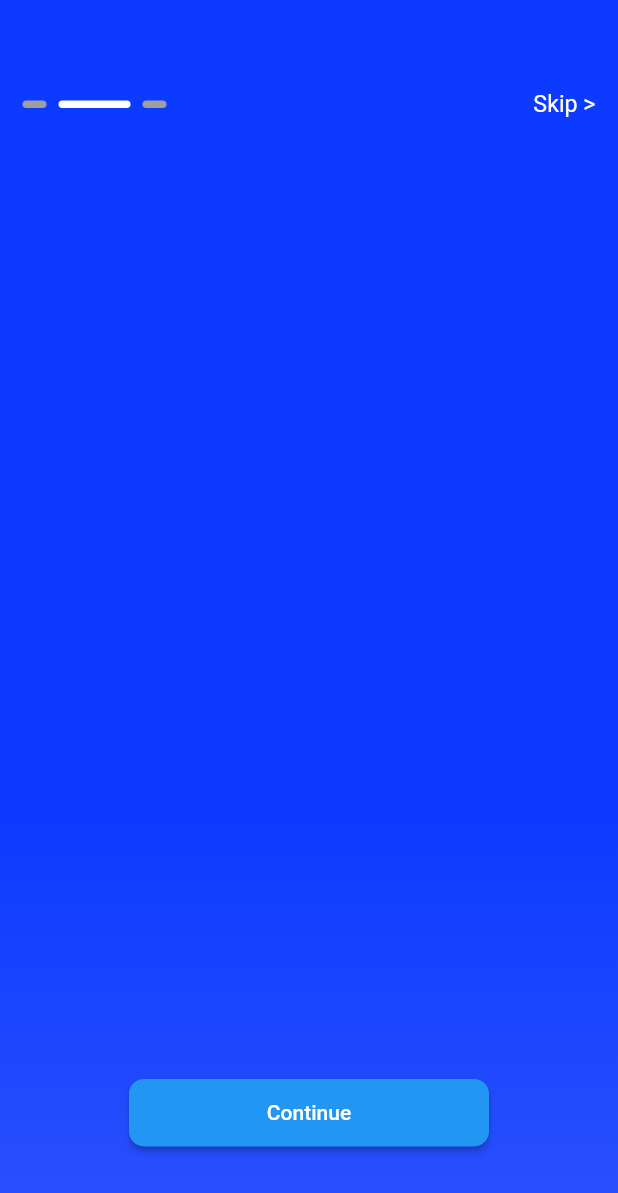
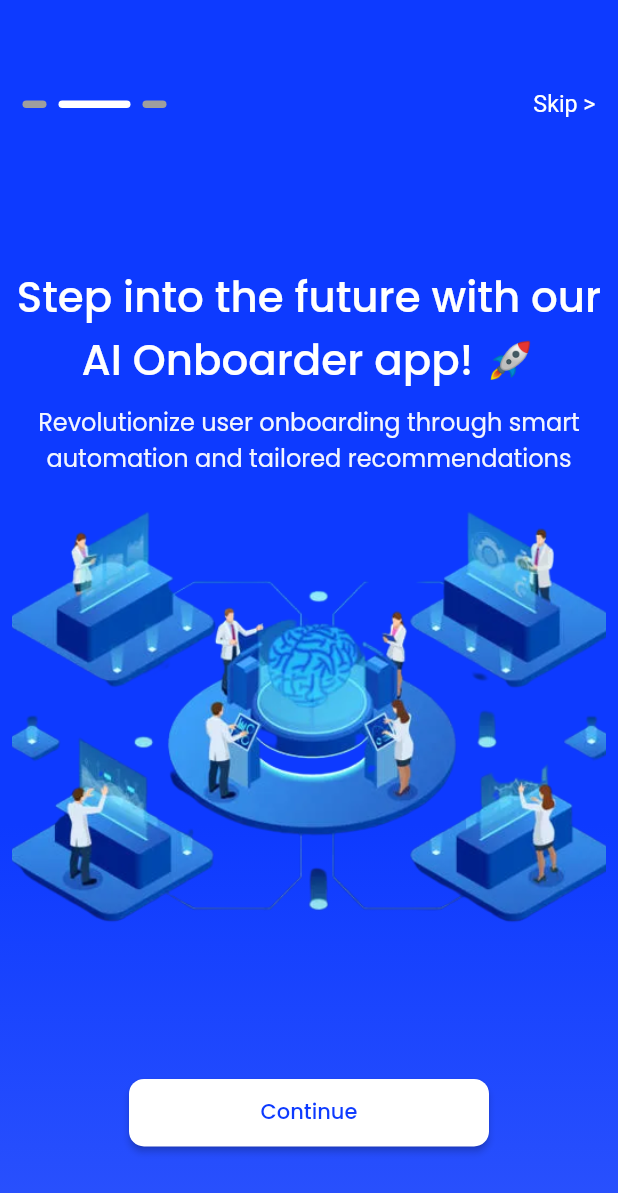
Before and after one commit to peak-tree-com/TATAHackthon, a Flutter app: the screen it shows after launch, swiped to page 2, on a phone screen of 412 x 824 dp. Shown: the top 1193 px of the screen. Run offline on Flutter 3.47's test engine with Material 2 defaults, Android fonts, the light colour scheme and no system bars; drawn by our look-alikes of smooth_page_indicator.

Commit message:
Onboarding ui

```diff
--- a/lib/Constraints/Constraints.dart
+++ b/lib/Constraints/Constraints.dart
@@ -1,4 +1,16 @@
 class Additional {
-  String screenOneText1 = 'shop with our single-use cards';
-  String screenOneText2 = 'shop with our single-use cards';
+  String screenOneText1 = 'Welcome to AI Onboarder!🤖';
+  String screenOneText2 =
+      'Discover seamless onboarding with our intelligent app. Effortlessly streamline new user experiences and enhance engagement through personalized interactions.';
+  String screenOneText3 = 'Let\'s embark on a journey of innovation together';
+  String screenTwoText1 = 'Step into the future with our AI Onboarder app! 🚀';
+  String screenTwoText2 =
+      'Revolutionize user onboarding through smart automation and tailored recommendations';
+  String continueTxt = 'Continue';
 }
+
+class fontFamily {
+  String popMEd = 'pop med';
+  String popReg = 'pop reg';
+  String popBold = 'pop bold';
+}
--- a/lib/Feature/Screen/OnBoardScreen/OnBoardScreen.dart
+++ b/lib/Feature/Screen/OnBoardScreen/OnBoardScreen.dart
@@ -1,9 +1,10 @@
 import 'package:flutter/material.dart';
 import 'package:smooth_page_indicator/smooth_page_indicator.dart';
-import 'package:tatahackathon/Feature/Screen/AuthScreen/Loginpage.dart';
-
+import 'package:tatahackathon/Constraints/Constraints.dart';
 import 'package:tatahackathon/Feature/Screen/OnBoardScreen/ScreenOne.dart';
+import 'package:tatahackathon/Feature/Screen/OnBoardScreen/ScreenThree.dart';
 import 'package:tatahackathon/Feature/Screen/OnBoardScreen/ScreenTwo.dart';
+import 'package:tatahackathon/util.dart';
 
 class OnBoardingScreen extends StatefulWidget {
   const OnBoardingScreen({super.key});
@@ -13,6 +14,7 @@ class OnBoardingScreen extends StatefulWidget {
 }
 
 class _OnBoardingScreenState extends State<OnBoardingScreen> {
+  Additional onboarding = Additional();
   final PageController _controller = PageController();
   bool _skip = false;
   bool _continue = false;
@@ -49,10 +51,10 @@ class _OnBoardingScreenState extends State<OnBoardingScreen> {
                             Navigator.pushNamedAndRemoveUntil(
                                 context, LoginPage.route, (route) => false);
                           },
-                          child: const Text(
-                            'continue',
-                            style:
-                                TextStyle(color: Colors.white, fontSize: 15.5),
+                          child: Text(
+                            onboarding.continueTxt,
+                            style: const TextStyle(
+                                color: Colors.white, fontSize: 15.5),
                           ),
                         )
                       : GestureDetector(
@@ -73,11 +75,20 @@ class _OnBoardingScreenState extends State<OnBoardingScreen> {
               alignment: const Alignment(0, 0.85),
               child: ElevatedButton(
                   style: ElevatedButton.styleFrom(
+                      backgroundColor: Colors.white,
                       minimumSize: const Size(240, 45),
                       shape: RoundedRectangleBorder(
                           borderRadius: BorderRadius.circular(10))),
-                  onPressed: () {},
-                  child: const Text('Continue')))
+                  onPressed: () {
+                    _controller.nextPage(
+                        duration: const Duration(milliseconds: 500),
+                        curve: Curves.linear);
+                  },
+                  child: Text(
+                    onboarding.continueTxt,
+                    style: TextStyle(
+                        color: themeColor, fontFamily: fontFamily().popMEd),
+                  )))
         ],
       ),
     );
--- a/lib/Feature/Screen/OnBoardScreen/ScreenTwo.dart
+++ b/lib/Feature/Screen/OnBoardScreen/ScreenTwo.dart
@@ -1,11 +1,21 @@
 import 'package:flutter/material.dart';
+import 'package:tatahackathon/Constraints/Constraints.dart';
 import 'package:tatahackathon/util.dart';
 
-class ScreenTwo extends StatelessWidget {
+class ScreenTwo extends StatefulWidget {
   const ScreenTwo({super.key});
 
   @override
+  State<ScreenTwo> createState() => _ScreenTwoState();
+}
+
+class _ScreenTwoState extends State<ScreenTwo> {
+  Additional texts = Additional();
+
+  @override
   Widget build(BuildContext context) {
+    var height = MediaQuery.of(context).size.height;
+    var width = MediaQuery.of(context).size.width;
     return Scaffold(
       body: Container(
         height: MediaQuery.of(context).size.height * 1,
@@ -17,7 +27,48 @@ class ScreenTwo extends StatelessWidget {
           themeColor,
           themeColorWithOpacity,
           //Colors.lightBlueAccent
-          ], begin: Alignment.topCenter, end: Alignment.bottomCenter))),
+        ], begin: Alignment.topCenter, end: Alignment.bottomCenter)),
+        child: Column(
+          mainAxisAlignment: MainAxisAlignment.center,
+          children: [
+            Padding(
+              padding: const EdgeInsets.symmetric(horizontal: 5.0),
+              child: Text(
+                texts.screenTwoText1,
+                textAlign: TextAlign.center,
+                style: const TextStyle(
+                  fontFamily: 'pop med',
+                  color: Colors.white,
+                  fontSize: 28,
+                ),
+              ),
+            ),
+            Padding(
+              padding: const EdgeInsets.only(top: 8.0),
+              child: Text(
+                texts.screenTwoText2,
+                textAlign: TextAlign.center,
+                style: TextStyle(
+                  fontFamily: 'pop reg',
+                  color: Colors.white.withOpacity(0.95),
+                  fontSize: 16,
+                ),
+              ),
+            ),
+            Padding(
+              padding: const EdgeInsets.symmetric(horizontal: 8.0),
+              child: Container(
+                height: height * 0.4,
+                width: width * 1,
+                decoration: const BoxDecoration(
+                    image: DecorationImage(
+                        fit: BoxFit.cover,
+                        image: AssetImage('assets/ai2.png'))),
+              ),
+            )
+          ],
+        ),
+      ),
     );
   }
 }
--- a/lib/route.dart
+++ b/lib/route.dart
@@ -1,5 +1,5 @@
 import 'package:flutter/material.dart';
-import 'package:tatahackathon/Feature/Screen/AuthScreen/Loginpage.dart';
+import 'package:tatahackathon/Feature/Screen/OnBoardScreen/ScreenThree.dart';
 
 Route<dynamic> onGenrate(RouteSettings settings) {
   switch (settings.name) {
```
Also changed, not shown: lib/Feature/Screen/OnBoardScreen/ScreenOne.dart (+24 -3 lines), pubspec.yaml (+14 -10 lines), assets/ai1.png (added), assets/ai2.png (added), assets/isometric-scientific-development-of-artificial-intelligence-concept-electric-brain.webp (added), font/Poppins-Bold.ttf (added), font/Poppins-Light.ttf (added), font/Poppins-Medium.ttf (added), font/Poppins-Regular.ttf (added), font/Poppins-SemiBold.ttf (added), lib/Feature/Screen/OnBoardScreen/ScreenThree.dart (renamed from lib/Feature/Screen/AuthScreen/Loginpage.dart). Lines whose indentation alone changed are shown as unchanged.
